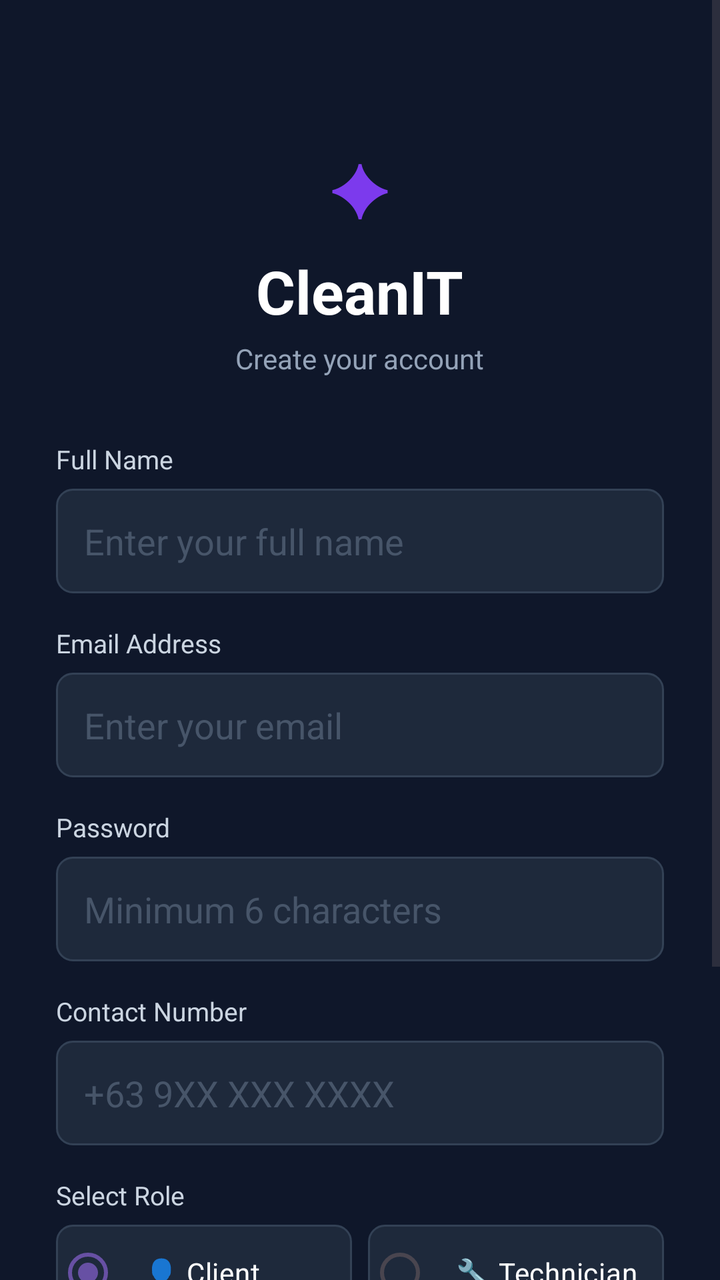
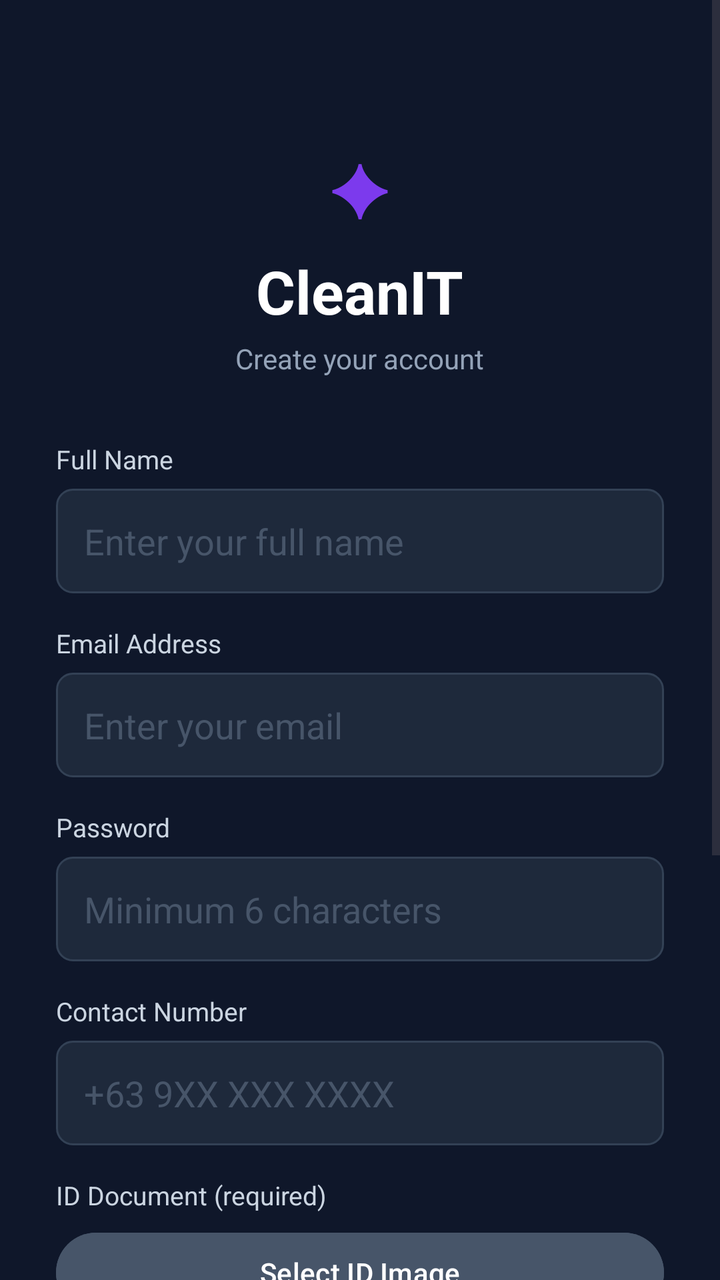

The first picture is an Android layout as it rendered before a commit; the second is the same layout after the commit. The layout source and the unified diff follow.
<!-- AndroidManifest.xml: application theme Theme.CleanIT -->
<!-- res/layout/activity_register.xml -->
<?xml version="1.0" encoding="utf-8"?>
<ScrollView xmlns:android="http://schemas.android.com/apk/res/android"
    android:layout_width="match_parent"
    android:layout_height="match_parent"
    android:background="#0F172A">

    <LinearLayout
        android:layout_width="match_parent"
        android:layout_height="wrap_content"
        android:orientation="vertical"
        android:padding="28dp"
        android:gravity="center_horizontal">

        <TextView
            android:layout_width="wrap_content"
            android:layout_height="wrap_content"
            android:text="✦"
            android:textSize="36sp"
            android:textColor="#7C3AED"
            android:layout_marginTop="40dp"/>

        <TextView
            android:layout_width="wrap_content"
            android:layout_height="wrap_content"
            android:text="CleanIT"
            android:textSize="30sp"
            android:textStyle="bold"
            android:textColor="#FFFFFF"
            android:layout_marginTop="8dp"/>

        <TextView
            android:layout_width="wrap_content"
            android:layout_height="wrap_content"
            android:text="Create your account"
            android:textSize="14sp"
            android:textColor="#94A3B8"
            android:layout_marginTop="4dp"
            android:layout_marginBottom="32dp"/>

        
        <TextView
            android:layout_width="match_parent"
            android:layout_height="wrap_content"
            android:text="Full Name"
            android:textColor="#CBD5E1"
            android:textSize="13sp"
            android:layout_marginBottom="6dp"/>

        <EditText
            android:id="@+id/etName"
            android:layout_width="match_parent"
            android:layout_height="wrap_content"
            android:hint="Enter your full name"
            android:inputType="textPersonName"
            android:textColor="#FFFFFF"
            android:textColorHint="#475569"
            android:background="@drawable/input_background"
            android:padding="14dp"
            android:layout_marginBottom="16dp"/>

        
        <TextView
            android:layout_width="match_parent"
            android:layout_height="wrap_content"
            android:text="Email Address"
            android:textColor="#CBD5E1"
            android:textSize="13sp"
            android:layout_marginBottom="6dp"/>

        <EditText
            android:id="@+id/etEmail"
            android:layout_width="match_parent"
            android:layout_height="wrap_content"
            android:hint="Enter your email"
            android:inputType="textEmailAddress"
            android:textColor="#FFFFFF"
            android:textColorHint="#475569"
            android:background="@drawable/input_background"
            android:padding="14dp"
            android:layout_marginBottom="16dp"/>

        
        <TextView
            android:layout_width="match_parent"
            android:layout_height="wrap_content"
            android:text="Password"
            android:textColor="#CBD5E1"
            android:textSize="13sp"
            android:layout_marginBottom="6dp"/>

        <EditText
            android:id="@+id/etPassword"
            android:layout_width="match_parent"
            android:layout_height="wrap_content"
            android:hint="Minimum 6 characters"
            android:inputType="textPassword"
            android:textColor="#FFFFFF"
            android:textColorHint="#475569"
            android:background="@drawable/input_background"
            android:padding="14dp"
            android:layout_marginBottom="16dp"/>

        
        <TextView
            android:layout_width="match_parent"
            android:layout_height="wrap_content"
            android:text="Contact Number"
            android:textColor="#CBD5E1"
            android:textSize="13sp"
            android:layout_marginBottom="6dp"/>

        <EditText
            android:id="@+id/etContact"
            android:layout_width="match_parent"
            android:layout_height="wrap_content"
            android:hint="+63 9XX XXX XXXX"
            android:inputType="phone"
            android:textColor="#FFFFFF"
            android:textColorHint="#475569"
            android:background="@drawable/input_background"
            android:padding="14dp"
            android:layout_marginBottom="16dp"/>

        
        <TextView
            android:layout_width="match_parent"
            android:layout_height="wrap_content"
            android:text="Select Role"
            android:textColor="#CBD5E1"
            android:textSize="13sp"
            android:layout_marginBottom="6dp"/>

        <LinearLayout
            android:layout_width="match_parent"
            android:layout_height="wrap_content"
            android:orientation="horizontal"
            android:layout_marginBottom="24dp">

            <RadioGroup
                android:id="@+id/rgRole"
                android:layout_width="match_parent"
                android:layout_height="wrap_content"
                android:orientation="horizontal">

                <RadioButton
                    android:id="@+id/rbClient"
                    android:layout_width="0dp"
                    android:layout_height="wrap_content"
                    android:layout_weight="1"
                    android:text="👤 Client"
                    android:textColor="#FFFFFF"
                    android:buttonTint="#7C3AED"
                    android:checked="true"
                    android:background="@drawable/input_background"
                    android:padding="12dp"/>

                <View
                    android:layout_width="8dp"
                    android:layout_height="wrap_content"/>

                <RadioButton
                    android:id="@+id/rbTechnician"
                    android:layout_width="0dp"
                    android:layout_height="wrap_content"
                    android:layout_weight="1"
                    android:text="🔧 Technician"
                    android:textColor="#FFFFFF"
                    android:buttonTint="#7C3AED"
                    android:background="@drawable/input_background"
                    android:padding="12dp"/>

            </RadioGroup>
        </LinearLayout>

        <Button
            android:id="@+id/btnRegister"
            android:layout_width="match_parent"
            android:layout_height="wrap_content"
            android:text="Create Account"
            android:textColor="#FFFFFF"
            android:textSize="15sp"
            android:backgroundTint="#7C3AED"
            android:padding="14dp"
            android:layout_marginBottom="12dp"/>

        <ProgressBar
            android:id="@+id/progressBar"
            android:layout_width="wrap_content"
            android:layout_height="wrap_content"
            android:visibility="gone"
            android:layout_marginBottom="12dp"/>

        <TextView
            android:id="@+id/tvGoLogin"
            android:layout_width="wrap_content"
            android:layout_height="wrap_content"
            android:text="Already have an account? Sign In"
            android:textColor="#7C3AED"
            android:padding="8dp"
            android:layout_marginBottom="32dp"/>

    </LinearLayout>
</ScrollView>
<!-- resources referenced by this layout -->
<resources>
  <!-- drawable input_background (drawable) -->
  <?xml version="1.0" encoding="utf-8"?>
  <shape xmlns:android="http://schemas.android.com/apk/res/android"
      android:shape="rectangle">
      <solid android:color="#1E293B"/>
      <corners android:radius="8dp"/>
      <stroke android:width="1dp" android:color="#334155"/>
  </shape>
  <style name="Theme.CleanIT" parent="Base.Theme.CleanIT" />
  <style name="Base.Theme.CleanIT" parent="Theme.Material3.DayNight.NoActionBar">
          
          
      </style>
</resources>

<!-- the commit's change to res/layout/activity_register.xml (unified diff, before → after) -->
@@ -119,6 +119,33 @@
             android:textColorHint="#475569"
             android:background="@drawable/input_background"
             android:padding="14dp"
+            android:layout_marginBottom="16dp"/>
+
+        
+        <TextView
+            android:layout_width="match_parent"
+            android:layout_height="wrap_content"
+            android:text="ID Document (required)"
+            android:textColor="#CBD5E1"
+            android:textSize="13sp"
+            android:layout_marginBottom="6dp"/>
+
+        <Button
+            android:id="@+id/btnSelectImage"
+            android:layout_width="match_parent"
+            android:layout_height="wrap_content"
+            android:text="Select ID Image"
+            android:textColor="#FFFFFF"
+            android:backgroundTint="#475569"
+            android:layout_marginBottom="6dp"/>
+
+        <TextView
+            android:id="@+id/tvImageStatus"
+            android:layout_width="match_parent"
+            android:layout_height="wrap_content"
+            android:text="No image selected"
+            android:textColor="#94A3B8"
+            android:textSize="12sp"
             android:layout_marginBottom="16dp"/>
 
         
